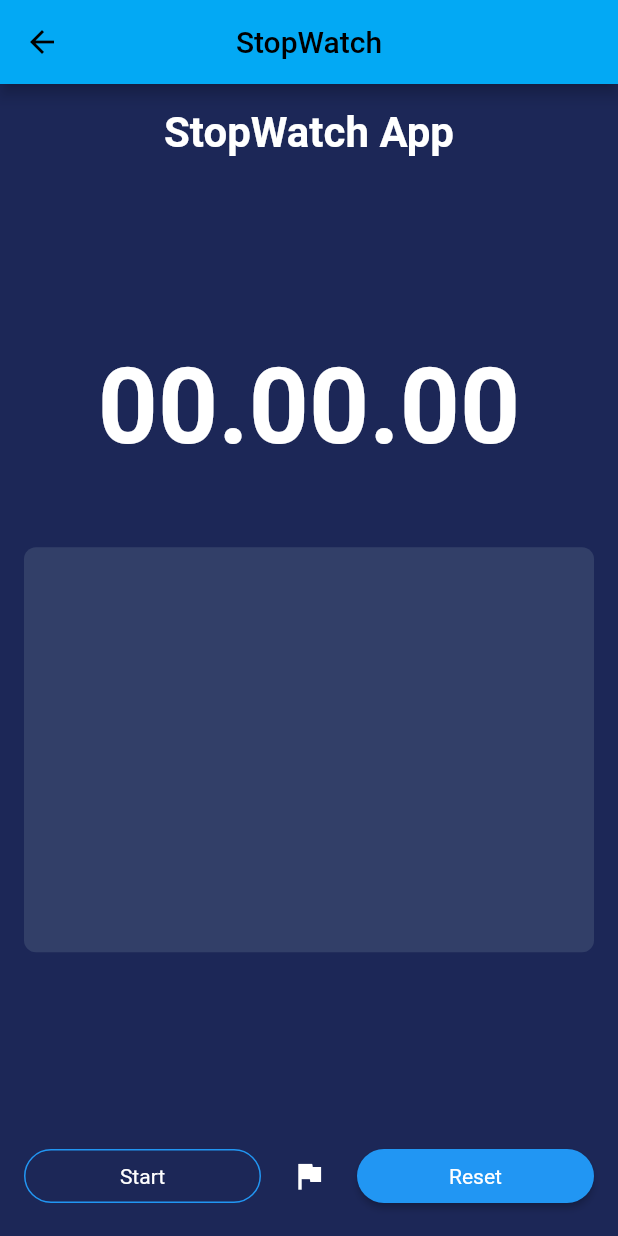
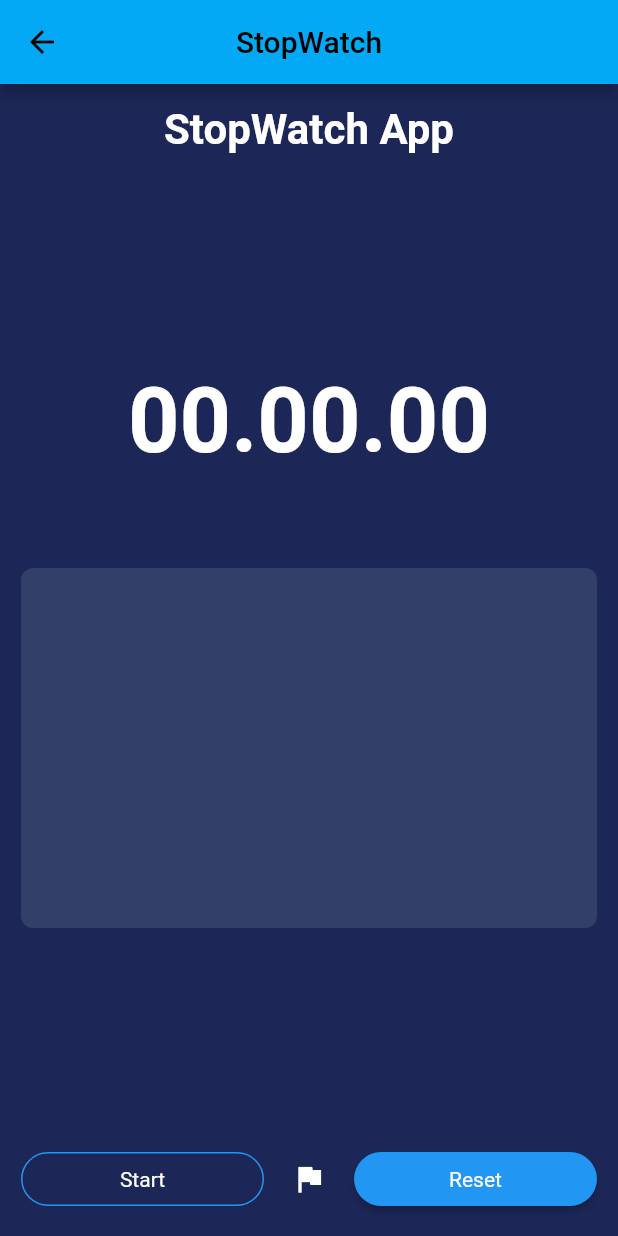
Before and after one commit to luthfiyyahnh/tugas2_kelompok3, a Flutter app: the homePage screen opened by its route, after a tap on "Stopwatch", on a phone screen of 412 x 824 dp. Run offline on Flutter 3.47's test engine with Material 2 defaults, Android fonts, the light colour scheme and no system bars; our stand-ins replace accordion, math_expressions; Roboto replaces fonts that are missing (Nunito).

Commit message:
Update_1

```diff
--- a/lib/home_page.dart
+++ b/lib/home_page.dart
@@ -50,11 +50,12 @@ class _homePageState extends State<homePage> {
                 ),
                 const Center(
                   child: Text(
-                    "Lorem Ipsum is simply dummy text of the printing and typesetting industry. Lorem Ipsum has been the industry's standard dummy text ever since the 1500s, when an unknown printer took a galley of type and scrambled it to make a type specimen book.",
+                    "Selamat bergabung di aplikasi suka-suka karya kami. Dimohon untuk beri nilai 100 untuk projek ini. xixixi ",
                     style: TextStyle(
                       color: Colors.white,
                       fontSize: 12,
                     ),
+                    textAlign: TextAlign.center,
                   ),
                 ),
                 SizedBox(
@@ -132,6 +133,7 @@ class _homePageState extends State<homePage> {
                   ),
                 ),
                 SizedBox(
+                  //ini bagian tombol logout, disini langsung diarahkan ke halaman login
                   width: 100,
                   child: ElevatedButton(
                     style: ButtonStyle(
@@ -144,7 +146,7 @@ class _homePageState extends State<homePage> {
                     onPressed: () {
                       Navigator.of(context).pushReplacement(
                         CupertinoPageRoute(
-                          builder: (context) => LoginPage(),
+                          builder: (context) => LoginPage(), //
                         ),
                       );
                     },
--- a/lib/stopwatch.dart
+++ b/lib/stopwatch.dart
@@ -83,7 +83,7 @@ class _HomeAppState extends State<HomeApp> {
         backgroundColor: const Color(0xFF1C2757),
         body: SafeArea(
           child: Padding(
-            padding: const EdgeInsets.all(16.0),
+            padding: const EdgeInsets.all(14.0),
             child: Column(
               mainAxisAlignment: MainAxisAlignment.spaceBetween,
               crossAxisAlignment: CrossAxisAlignment.center,
@@ -98,19 +98,19 @@ class _HomeAppState extends State<HomeApp> {
                   ),
                 ),
                 const SizedBox(
-                  height: 20.0,
+                  height: 16.0,
                 ),
                 Center(
                   child: Text(
                     "$digitHours.$digitMinutes.$digitSeconds",
                     style: const TextStyle(
                         color: Colors.white,
-                        fontSize: 70.0,
+                        fontSize: 60.0,
                         fontWeight: FontWeight.w600),
                   ),
                 ),
                 Container(
-                  height: 270,
+                  height: 240,
                   decoration: BoxDecoration(
                     color: const Color(0xFF323F68),
                     borderRadius: BorderRadius.circular(8.0),
@@ -144,7 +144,7 @@ class _HomeAppState extends State<HomeApp> {
                   ),
                 ),
                 const SizedBox(
-                  height: 20.0,
+                  height: 17.0,
                 ),
                 Row(
                   mainAxisAlignment: MainAxisAlignment.spaceBetween,
@@ -166,7 +166,7 @@ class _HomeAppState extends State<HomeApp> {
                       ),
                     ),
                     const SizedBox(
-                      width: 8.0,
+                      width: 6.0,
                     ),
                     IconButton(
                       color: Colors.white,
@@ -176,7 +176,7 @@ class _HomeAppState extends State<HomeApp> {
                       icon: const Icon(Icons.flag),
                     ),
                     const SizedBox(
-                      width: 8.0,
+                      width: 6.0,
                     ),
                     Expanded(
                       child: RawMaterialButton(
```
Also changed, not shown: lib/hobi.dart (+9 -6 lines).
